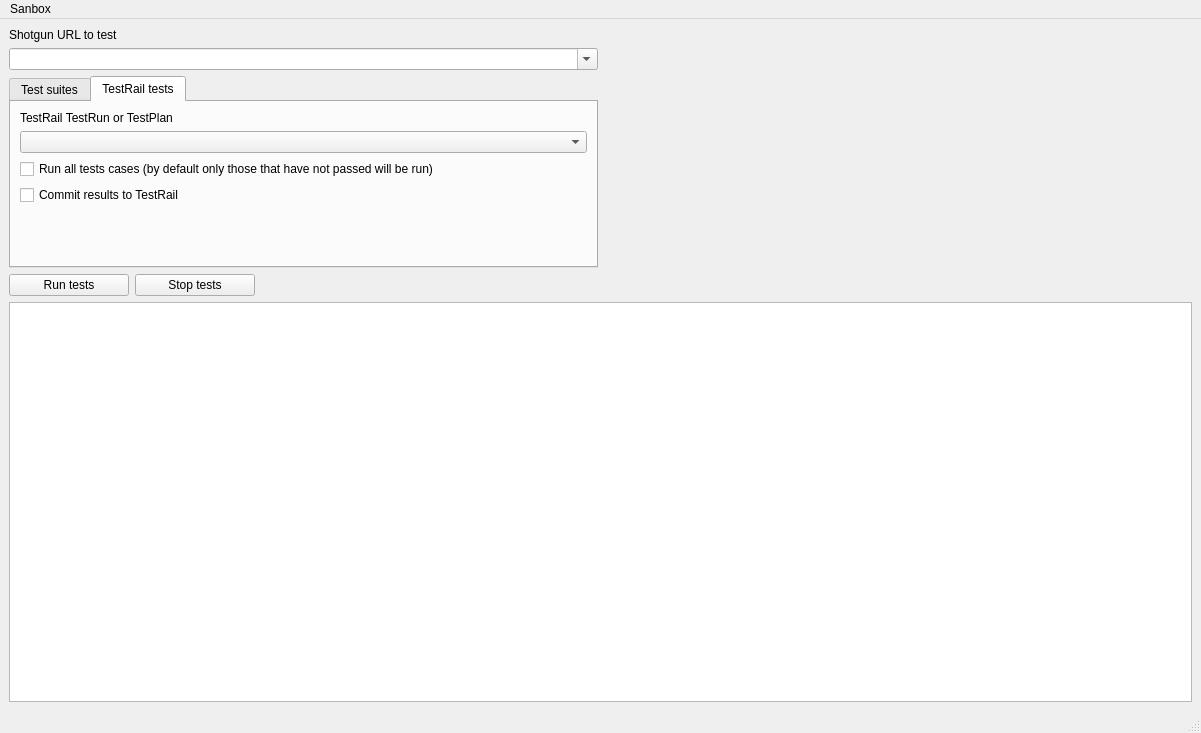
The window that SG_Automation/runTestsGUI.ui (shotgunsoftware/sg-automation) describes before a commit, drawn with Qt 5.
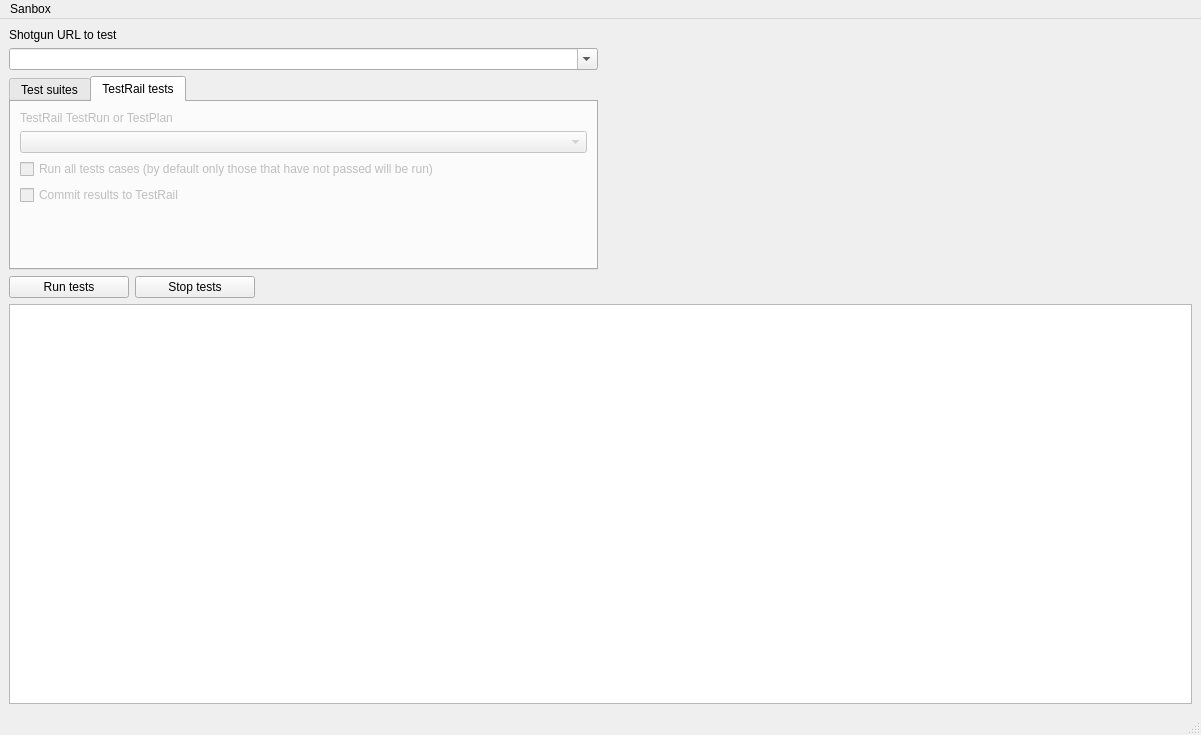
The same window after the commit. The open tabs and pages were chosen to show the change.

Commit message: Working TestRail integration. Still a lot of minor tweaks to do

Patch:
```diff
--- a/SG_Automation/runTestsGUI.ui
+++ b/SG_Automation/runTestsGUI.ui
@@ -7,7 +7,7 @@
     <x>0</x>
     <y>0</y>
     <width>1201</width>
-    <height>733</height>
+    <height>735</height>
    </rect>
   </property>
   <property name="windowTitle">
@@ -124,7 +124,10 @@
         </item>
        </layout>
       </widget>
-      <widget class="QWidget" name="tab_2">
+      <widget class="QWidget" name="tabTestRail">
+       <property name="enabled">
+        <bool>false</bool>
+       </property>
        <attribute name="title">
         <string>TestRail tests</string>
        </attribute>
```
Left out of the diff: 16 changed lines with no effect on the pictures. The commit also changes 2 other files.
